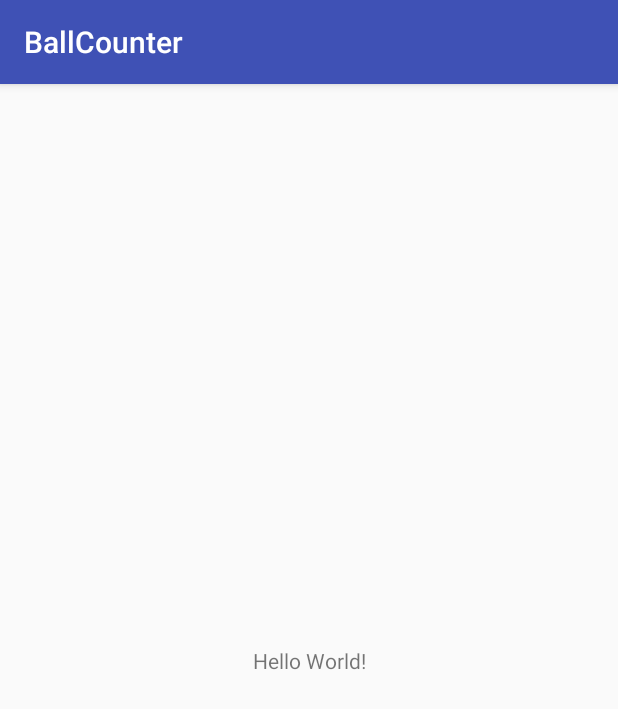
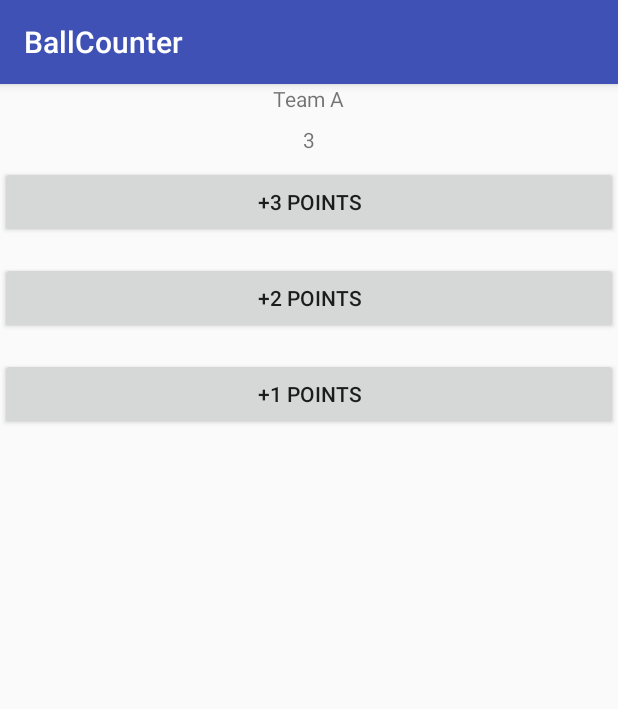
Before and after one commit to Valery85/androidUd, an Android app: the screen it shows after launch (MainActivity), on a phone screen of 412 x 824 dp. Shown: the top 709 px of the screen. Run offline under Robolectric (Android 15) with nearby library versions, the phone set to English and light mode, and no system bars.

Commit message:
First look design

```diff
--- a/BallCounter/app/src/main/res/layout/activity_main.xml
+++ b/BallCounter/app/src/main/res/layout/activity_main.xml
@@ -1,18 +1,40 @@
 <?xml version="1.0" encoding="utf-8"?>
-<android.support.constraint.ConstraintLayout xmlns:android="http://schemas.android.com/apk/res/android"
-    xmlns:app="http://schemas.android.com/apk/res-auto"
-    xmlns:tools="http://schemas.android.com/tools"
+<LinearLayout xmlns:android="http://schemas.android.com/apk/res/android"
     android:layout_width="match_parent"
     android:layout_height="match_parent"
-    tools:context="com.examlpe.android.ballcounter.MainActivity">
+    android:gravity="center_horizontal"
+    android:orientation="vertical">
 
     <TextView
         android:layout_width="wrap_content"
         android:layout_height="wrap_content"
-        android:text="Hello World!"
-        app:layout_constraintBottom_toBottomOf="parent"
-        app:layout_constraintLeft_toLeftOf="parent"
-        app:layout_constraintRight_toRightOf="parent"
-        app:layout_constraintTop_toTopOf="parent" />
+        android:layout_marginBottom="8dp"
+        android:text="Team A" />
 
-</android.support.constraint.ConstraintLayout>
+    <TextView
+        android:layout_width="wrap_content"
+        android:layout_height="wrap_content"
+        android:layout_marginBottom="8dp"
+        android:text="3" />
+
+    <Button
+        android:layout_width="match_parent"
+        android:layout_height="wrap_content"
+        android:layout_marginBottom="16dp"
+        android:text="+3 points"
+        android:textAllCaps="true" />
+
+    <Button
+        android:layout_width="match_parent"
+        android:layout_height="wrap_content"
+        android:layout_marginBottom="16dp"
+        android:text="+2 points"
+        android:textAllCaps="true" />
+
+    <Button
+        android:layout_width="match_parent"
+        android:layout_height="wrap_content"
+        android:layout_marginBottom="16dp"
+        android:text="+1 points"
+        android:textAllCaps="true" />
+</LinearLayout>
```
